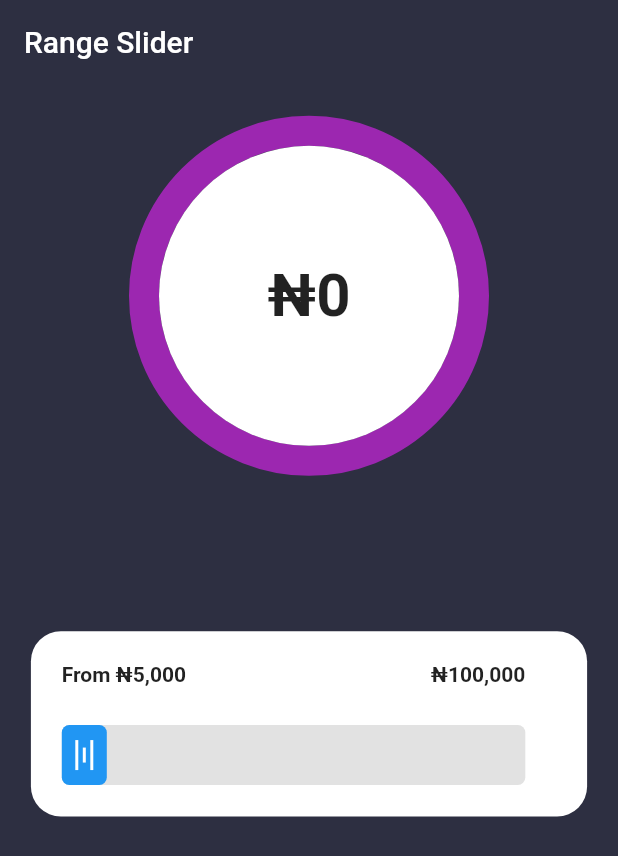
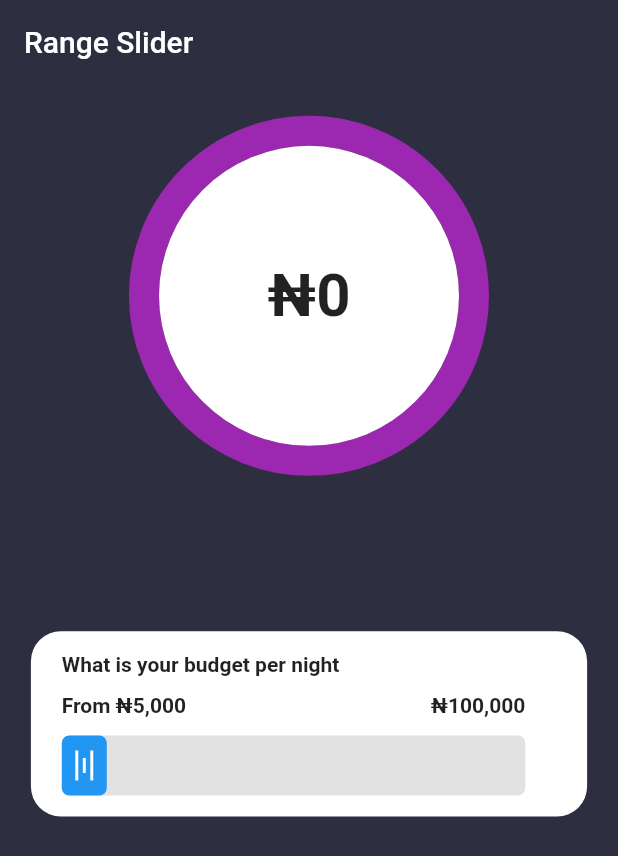
Before and after one commit to oyewalekehinde/custom_paint_repo, a Flutter app: the screen it shows after launch, on a phone screen of 412 x 824 dp. Shown: the top 856 px of the screen. Run offline on Flutter 3.47's test engine with Material 2 defaults, Android fonts, the phone set to English and light mode, and no system bars.

Commit message:
added money range

```diff
--- a/lib/custom_paint/slider_2.dart
+++ b/lib/custom_paint/money_range.dart
@@ -97,6 +97,10 @@ class _SliderRangeWidgetState extends State<SliderRangeWidget> {
             mainAxisAlignment: MainAxisAlignment.spaceAround,
             crossAxisAlignment: CrossAxisAlignment.start,
             children: [
+              Text(
+                "What is your budget per night",
+                style: TextStyle(fontSize: 14, fontWeight: FontWeight.w600),
+              ),
               SizedBox(
                 width: widthSize,
                 child: Row(
--- a/lib/main.dart
+++ b/lib/main.dart
@@ -1,5 +1,5 @@
 import 'package:flutter/material.dart';
-import 'custom_paint/slider_2.dart';
+import 'custom_paint/money_range.dart';
 
 void main() {
   runApp(MyApp());
```
